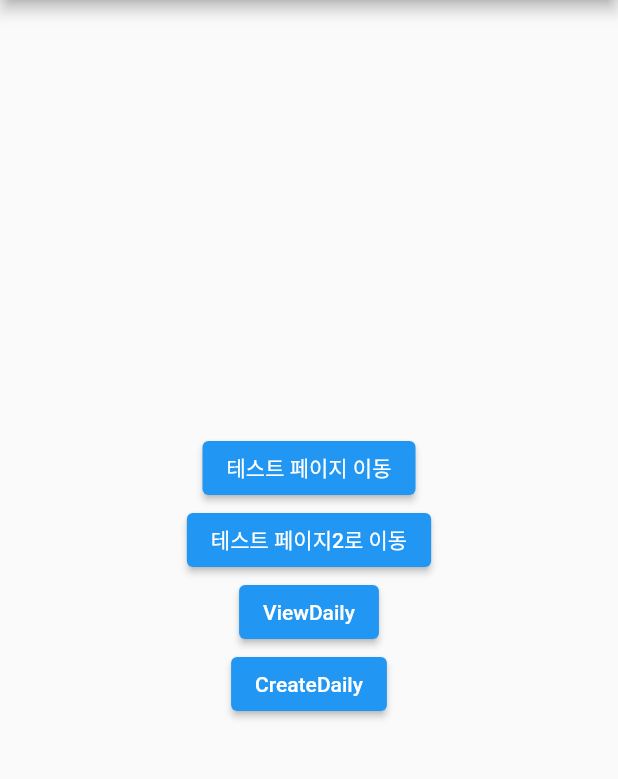
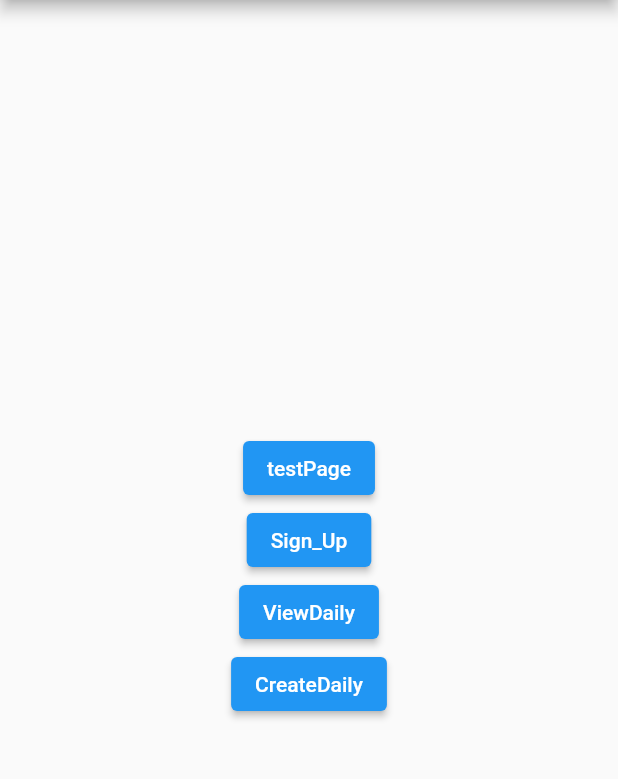
Before and after one commit to Google-DSC-SCH/first_side_project_app, a Flutter app: the screen it shows after launch, on a phone screen of 412 x 824 dp, the part 84-863 px from its top. Run offline on Flutter 3.47's test engine with Material 2 defaults, Android fonts, the phone set to English and light mode, and no system bars; Roboto replaces fonts that are missing (HandTyping).

Commit message:
main 버튼 이름 변경

```diff
--- a/lib/main.dart
+++ b/lib/main.dart
@@ -53,13 +53,13 @@ class _MyHomePageState extends State<MyHomePage> {
                   Navigator.push(
                       context, MaterialPageRoute(builder: (_) => TestPage()));
                 },
-                child: Text("테스트 페이지 이동")),
+                child: Text("testPage")),
             ElevatedButton(
                 onPressed: () {
                   Navigator.push(
                       context, MaterialPageRoute(builder: (_) => Sign_Up()));
                 },
-                child: Text("테스트 페이지2로 이동")),
+                child: Text("Sign_Up")),
 
             // View Daily 페이지
             ElevatedButton(
```
